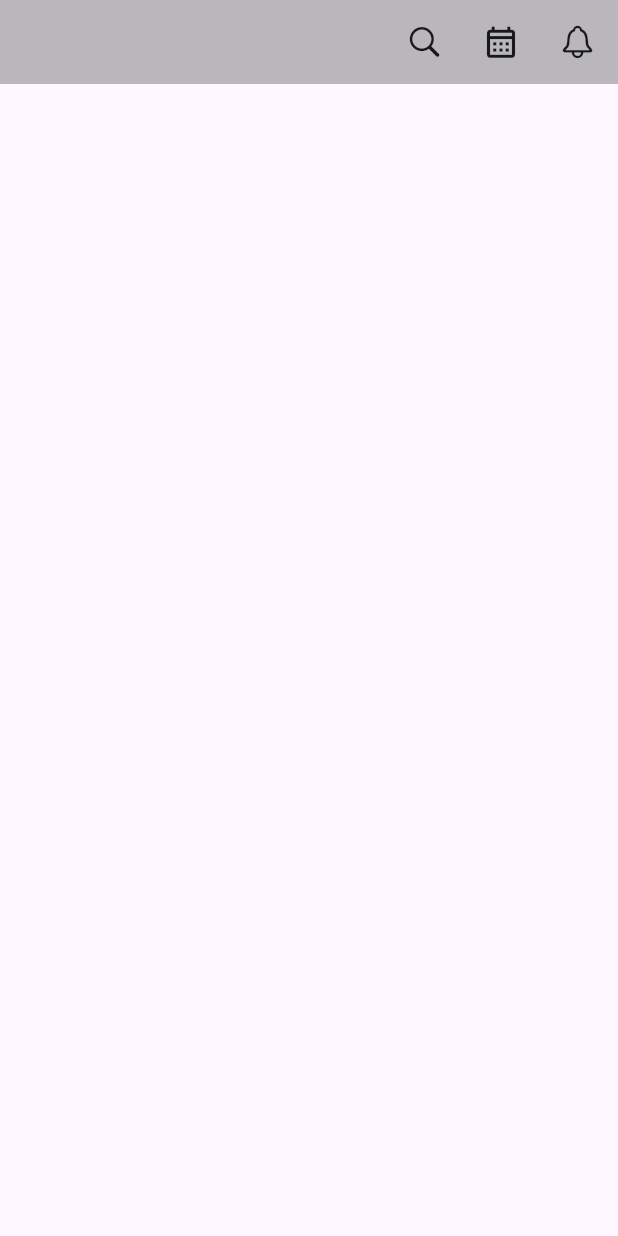
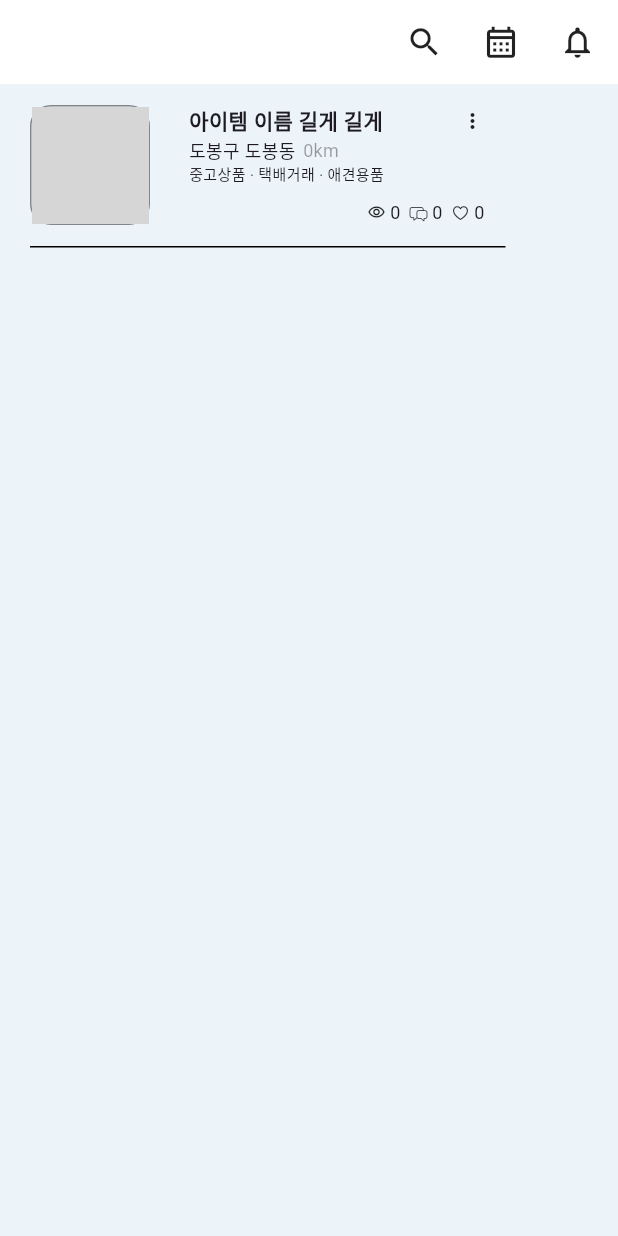
Before and after one commit to itjuh/dev-an-Market, a Flutter app: the screen it shows after launch, on a phone screen of 412 x 824 dp. Run offline on Flutter 3.47's test engine with Material 3 defaults, Android fonts, the phone set to English and light mode, and no system bars; grey boxes are pictures that could not be loaded.

Commit message:
itemlist design

```diff
--- /dev/null
+++ b/flutter_market/app_00_board/lib/config/palette.dart
@@ -0,0 +1,11 @@
+import 'package:flutter/painting.dart';
+
+class Palette{
+  static const Color iconColor = Color(0xFFB6C7D1);
+  static const Color activeColor = Color(0xFF09126C);
+  static const Color textColor1 = Color(0XFFA7BCC7);
+  static const Color textColor2 = Color(0XFF9BB3C0);
+  static const Color facebookColor = Color(0xFF3B5999);
+  static const Color googleColor = Color(0xFFDE4B39);
+  static const Color backgroundColor = Color(0xFFECF3F9);
+}
--- a/flutter_market/app_00_board/lib/main.dart
+++ b/flutter_market/app_00_board/lib/main.dart
@@ -1,49 +1,58 @@
+import 'package:app_00_board/screens/main_screen.dart';
 import 'package:flutter/cupertino.dart';
 import 'package:flutter/material.dart';
+import 'screens/board_screen.dart';
 
 void main() {
   runApp(const MyApp());
 }
 
 class MyApp extends StatelessWidget {
-  const MyApp({Key? key}): super(key:key);
+  const MyApp({Key? key}) : super(key: key);
 
   // This widget is the root of your application.
   @override
   Widget build(BuildContext context) {
     return MaterialApp(
       debugShowCheckedModeBanner: false,
-      home: MainPage(),
+      // 첫페이지 home 또는 initialRoute로 등록
+      // home: MainPage(),
+      initialRoute: '/',
+      routes:{
+        '/': (context) => MainPage(),
+        '/board' : (context) => Board(),
+        '/main' : (context) => MainItemScreen(),
+      }
     );
   }
 }
 
 class MainPage extends StatelessWidget {
-  const MainPage({Key? key}): super(key:key);
+  const MainPage({Key? key}) : super(key: key);
 
   @override
   Widget build(BuildContext context) {
     return Scaffold(
-      appBar: _buildAppBar(),
-      // body:
+      appBar: _buildAppBar(context),
+      body: MainItemScreen(),
     );
   }
 }
 
 // 앱바생성 함수
-AppBar _buildAppBar() {
+AppBar _buildAppBar(BuildContext context) {
   return AppBar(
-    backgroundColor: Colors.grey.shade400,
-    elevation: 1.0,
+    backgroundColor: Colors.white,
+    elevation: 0.0,
     actions: [
       Spacer(),
       IconButton(
         icon: Icon(
-          CupertinoIcons.search,
+          Icons.search,
           color: Colors.black87,
           size: 25.0,
-          ),
-        onPressed: (){
+        ),
+        onPressed: () {
           debugPrint('search button is clicked');
         },
       ),
@@ -55,8 +64,8 @@ AppBar _buildAppBar() {
           Icons.calendar_month_outlined,
           color: Colors.black87,
           size: 25.0,
-          ),
-        onPressed: (){
+        ),
+        onPressed: () {
           debugPrint('calendar button is clicked');
         },
       ),
@@ -65,12 +74,12 @@ AppBar _buildAppBar() {
       ),
       IconButton(
         icon: Icon(
-          CupertinoIcons.bell,
+          Icons.notifications_none,
           color: Colors.black87,
           size: 25.0,
-          ),
-        onPressed: (){
-          debugPrint('bell button is clicked');
+        ),
+        onPressed: () {
+          Navigator.pushNamed( context ,'/login');
         },
       ),
       SizedBox(
@@ -79,3 +88,59 @@ AppBar _buildAppBar() {
     ],
   );
 }
+
+class MySnackBar extends StatelessWidget {
+  const MySnackBar({super.key});
+
+  @override
+  Widget build(BuildContext context) {
+    return Center(
+      child: ElevatedButton(
+        onPressed: () {
+          ScaffoldMessenger.of(context).showSnackBar(
+            SnackBar(
+              content: Text('login'),
+              duration: Duration(seconds: 2),
+              action: SnackBarAction(
+                label: 'Go to the board page.',
+                onPressed: () {
+                  Navigator.pushNamed(context, '/board');
+                  // 바로 push하기
+                  // Navigator.push(
+                  //   context,
+                  //   MaterialPageRoute(
+                  //     // 필요없는 parameter값 보낼거면 _로 보내기
+                  //     builder: (_) => SecondPage()
+                  //   ),
+                  // );
+                },
+              ),
+            ),
+          );
+        },
+        child: Text('click me'),
+      ),
+    );
+  }
+}
+
+class SecondPage extends StatelessWidget {
+  const SecondPage({Key? key}) : super(key: key);
+
+  @override
+  Widget build(BuildContext context) {
+    return Scaffold(
+      appBar: AppBar(
+        title: Text('secondPage'),
+      ),
+      body: Center(
+        child: ElevatedButton(
+          onPressed: () {
+            Navigator.pop(context);
+          },
+          child: Text('here'),
+        ),
+      ),
+    );
+  }
+}
--- /dev/null
+++ b/flutter_market/app_00_board/lib/screens/main_screen.dart
@@ -0,0 +1,217 @@
+import 'package:app_00_board/config/palette.dart';
+import 'package:flutter/cupertino.dart';
+import 'package:flutter/material.dart';
+
+class MainItemScreen extends StatefulWidget {
+  const MainItemScreen({Key? key}) : super(key: key);
+
+  @override
+  State<MainItemScreen> createState() => _MainItemScreenState();
+}
+
+class _MainItemScreenState extends State<MainItemScreen> {
+  bool isSignupScreen = true;
+  @override
+  Widget build(BuildContext context) {
+    return Scaffold(
+      backgroundColor: Palette.backgroundColor,
+      body: Container(
+        // width: 317,
+        padding: EdgeInsets.symmetric(
+          horizontal: 20.0,
+        ),
+        margin: EdgeInsets.symmetric(
+          vertical: 14.0,
+        ),
+        width: double.infinity,
+        height: 104.0,
+        child: Column(
+          crossAxisAlignment: CrossAxisAlignment.start,
+          children: [
+            Row(
+              crossAxisAlignment: CrossAxisAlignment.start,
+              children: [
+                // item Image
+                Container(
+                  width: 80.0,
+                  height: 80.0,
+                  decoration: BoxDecoration(
+                    border: Border.all(color: Colors.black45),
+                    borderRadius: BorderRadius.all(
+                      Radius.circular(14.0),
+                    ),
+                  ),
+                  child: ClipRRect(
+                    borderRadius: BorderRadius.all(
+                      Radius.circular(14.0),
+                    ),
+                    child: Image.asset(
+                      '/image.jpg',
+                      fit: BoxFit.fill,
+                    ),
+                  ),
+                ),
+                // padding
+                SizedBox(
+                  width: 12.0,
+                ),
+                // item info
+                Container(
+                  padding: EdgeInsets.symmetric(horizontal: 14.0),
+                  width: 225.0, // content 192
+                  child: Column(
+                    crossAxisAlignment: CrossAxisAlignment.start,
+                    children: [
+                      // itemName
+                      Row(
+                        children: [
+                          Text(
+                            '아이템 이름 길게 길게',
+                            style: TextStyle(
+                              fontSize: 14.0,
+                              fontWeight: FontWeight.bold,
+                            ),
+                          ),
+                          Spacer(),
+                          // more icons
+                          Icon(
+                            Icons.more_vert,
+                            size: 16.0,
+                          ),
+                        ],
+                      ),
+                      // location
+                      Row(
+                        children: [
+                          Text(
+                            '도봉구 도봉동',
+                            style: TextStyle(
+                              fontSize: 12.0,
+                            ),
+                          ),
+                          SizedBox(
+                            width: 5.0,
+                          ),
+                          Text(
+                            '0km',
+                            style: TextStyle(
+                              fontSize: 12.0,
+                              color: Colors.black38,
+                            ),
+                          ),
+                        ],
+                      ),
+                      // keyword
+                      Row(
+                        children: [
+                          Text(
+                            '중고상품',
+                            style: TextStyle(
+                              fontSize: 10.0,
+                            ),
+                          ),
+                          Text(
+                            ' · ',
+                            style: TextStyle(
+                              fontSize: 10.0,
+                            ),
+                          ),
+                          Text(
+                            '택배거래',
+                            style: TextStyle(
+                              fontSize: 10.0,
+                            ),
+                          ),
+                          Text(
+                            ' · ',
+                            style: TextStyle(
+                              fontSize: 10.0,
+                            ),
+                          ),
+                          Text(
+                            '애견용품',
+                            style: TextStyle(
+                              fontSize: 10.0,
+                            ),
+                          ),
+                        ],
+                      ),
+                      // padding
+                      SizedBox(
+                        height: 10,
+                      ),
+                      // icons
+                      Row(
+                        mainAxisAlignment: MainAxisAlignment.end,
+                        children: [
+                          // view icon
+                          Icon(
+                            Icons.remove_red_eye_outlined,
+                            size: 12.0,
+                          ),
+                          SizedBox(
+                            width: 3,
+                          ),
+                          // view count
+                          Text(
+                            '0',
+                            style: TextStyle(fontSize: 12.0),
+                          ),
+                          SizedBox(
+                            width: 6,
+                          ),
+                          // comment icon
+                          Icon(
+                            CupertinoIcons.bubble_left_bubble_right,
+                            size: 12.0,
+                          ),
+                          SizedBox(
+                            width: 3,
+                          ),
+                          // comment count
+                          Text(
+                            '0',
+                            style: TextStyle(fontSize: 12.0),
+                          ),
+                          SizedBox(
+                            width: 6,
+                          ),
+                          // heart icon
+                          Icon(
+                            CupertinoIcons.heart,
+                            size: 12.0,
+                          ),
+                          SizedBox(
+                            width: 3,
+                          ),
+                          // heart count
+                          Text(
+                            '0',
+                            style: TextStyle(fontSize: 12.0),
+                          ),
+                        ],
+                      ),
+                    ],
+                  ),
+                ),
+                // border
+              ],
+            ),
+            // gap
+            SizedBox(
+              height: 14.0,
+            ),
+            // border
+            Container(
+              width: 317,
+              height: 1,
+              decoration: BoxDecoration(
+                color: Colors.black,
+              ),
+            ),
+          ],
+        ),
+      ),
+    );
+  }
+}
```
Also changed, not shown: flutter_market/app_00_board/lib/screens/board_screen.dart (added, +24 -0 lines), flutter_market/app_00_board/lib/screens/main_screen copy.dart (added, +140 -0 lines), memo/1day.txt (added, +34 -0 lines), memo/2day.txt (added, +27 -0 lines), flutter_market/app_00_board/assets/image.jpg (added), 1 other file.
